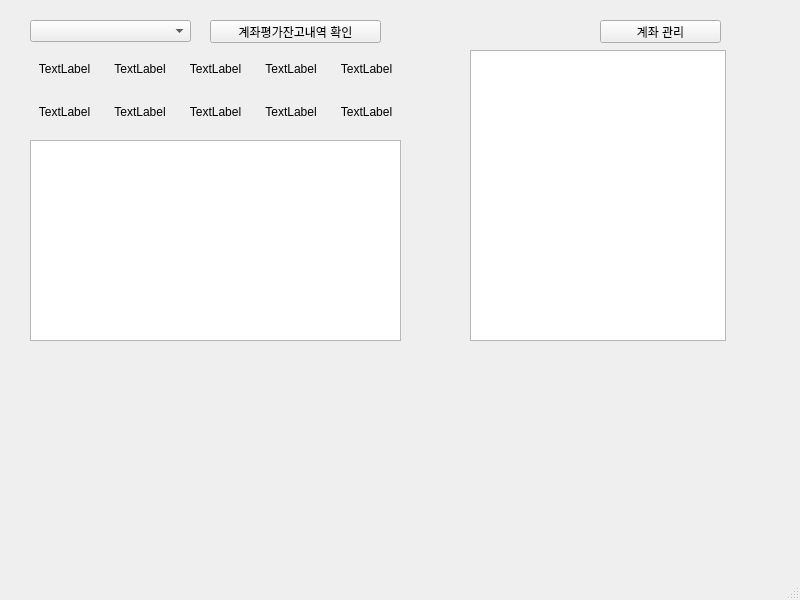
Old version of the form MainWindows.ui in the repository kisbi3/Stock_Kiwoom.
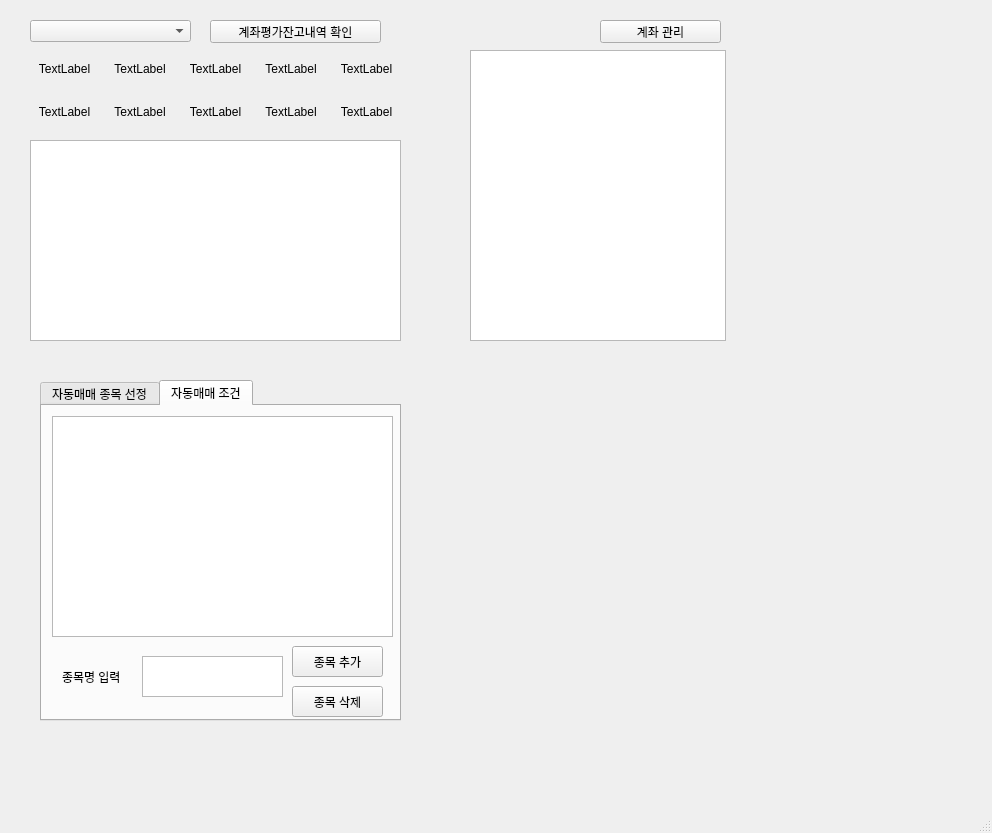
New version of the form.

```diff
--- a/MainWindows.ui
+++ b/MainWindows.ui
@@ -6,8 +6,8 @@
    <rect>
     <x>0</x>
     <y>0</y>
-    <width>800</width>
-    <height>600</height>
+    <width>992</width>
+    <height>833</height>
    </rect>
   </property>
   <property name="windowTitle">
@@ -182,6 +182,88 @@
      </rect>
     </property>
    </widget>
+   <widget class="QTabWidget" name="tabWidget">
+    <property name="geometry">
+     <rect>
+      <x>40</x>
+      <y>380</y>
+      <width>361</width>
+      <height>341</height>
+     </rect>
+    </property>
+    <property name="currentIndex">
+     <number>1</number>
+    </property>
+    <widget class="QWidget" name="tab">
+     <attribute name="title">
+      <string>자동매매 종목 선정</string>
+     </attribute>
+    </widget>
+    <widget class="QWidget" name="tab_2">
+     <attribute name="title">
+      <string>자동매매 조건</string>
+     </attribute>
+     <widget class="QTableWidget" name="buylast">
+      <property name="geometry">
+       <rect>
+        <x>10</x>
+        <y>10</y>
+        <width>341</width>
+        <height>221</height>
+       </rect>
+      </property>
+     </widget>
+     <widget class="QPushButton" name="additemlast">
+      <property name="geometry">
+       <rect>
+        <x>250</x>
+        <y>240</y>
+        <width>91</width>
+        <height>31</height>
+       </rect>
+      </property>
+      <property name="text">
+       <string>종목 추가</string>
+      </property>
+     </widget>
+     <widget class="QPushButton" name="Deletcode">
+      <property name="geometry">
+       <rect>
+        <x>250</x>
+        <y>280</y>
+        <width>91</width>
+        <height>31</height>
+       </rect>
+      </property>
+      <property name="text">
+       <string>종목 삭제</string>
+      </property>
+     </widget>
+     <widget class="QTextEdit" name="searchItemTextEdit2">
+      <property name="geometry">
+       <rect>
+        <x>100</x>
+        <y>250</y>
+        <width>141</width>
+        <height>41</height>
+       </rect>
+      </property>
+     </widget>
+     <widget class="QLabel" name="label">
+      <property name="geometry">
+       <rect>
+        <x>20</x>
+        <y>250</y>
+        <width>71</width>
+        <height>41</height>
+       </rect>
+      </property>
+      <property name="text">
+       <string>종목명 입력</string>
+      </property>
+     </widget>
+    </widget>
+   </widget>
   </widget>
   <widget class="QMenuBar" name="menubar">
    <property name="geometry">
```
Left out of the diff: 2 changed lines with no effect on the pictures.
